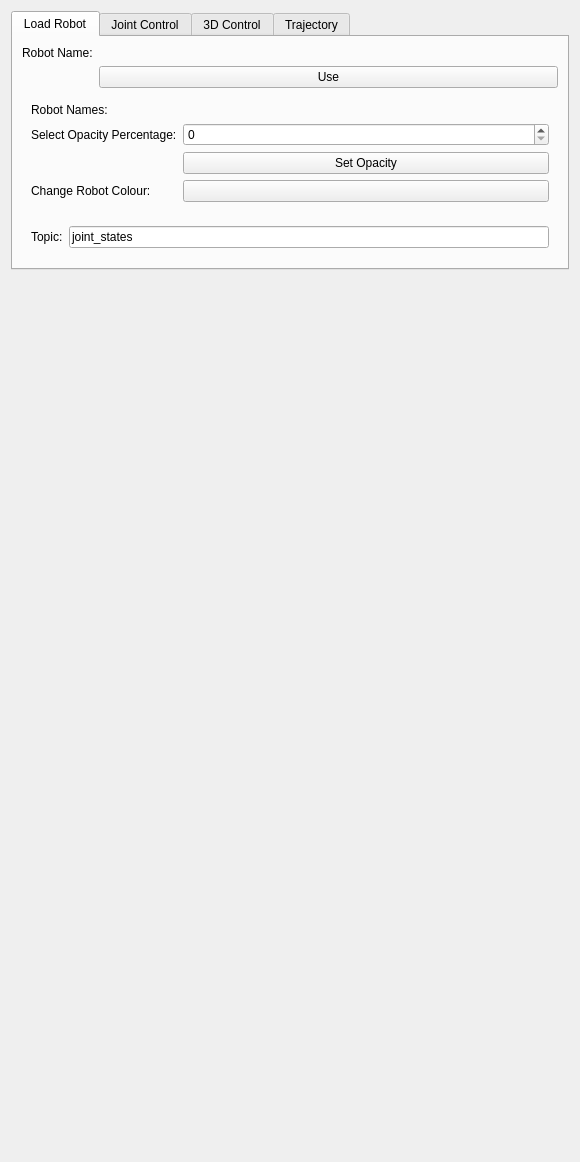
Above: ROS2MotionControl/Resources/UI/ROS2MotionControl.ui from rosmed/slicer_ros2_module before the change. Below: the same form after it.
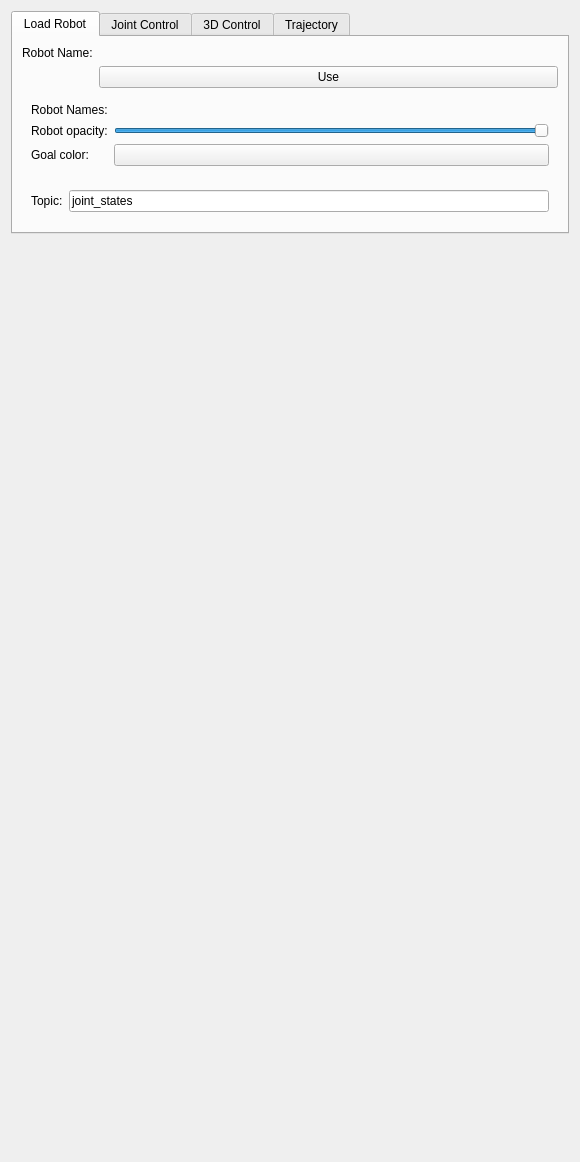
That is the form after the change. Custom widgets are drawn as their Qt base class.

Commit message: Motion control: fixed color and opacity in Load robot tab

What changed in the file:
```diff
--- a/ROS2MotionControl/Resources/UI/ROS2MotionControl.ui
+++ b/ROS2MotionControl/Resources/UI/ROS2MotionControl.ui
@@ -96,37 +96,36 @@
           <item row="3" column="0">
            <widget class="QLabel" name="label_2">
             <property name="text">
-             <string>Select Opacity Percentage:</string>
+                   <string>Robot opacity:</string>
             </property>
            </widget>
           </item>
           <item row="3" column="1">
-           <widget class="QSpinBox" name="spinBox">
+                <widget class="QSlider" name="opacitySlider">
             <property name="sizePolicy">
              <sizepolicy hsizetype="Minimum" vsizetype="Fixed">
               <horstretch>0</horstretch>
               <verstretch>0</verstretch>
              </sizepolicy>
             </property>
-            <property name="baseSize">
-             <size>
-              <width>0</width>
-              <height>0</height>
-             </size>
+                  <property name="minimum">
+                   <number>10</number>
             </property>
-           </widget>
-          </item>
-          <item row="4" column="1">
-           <widget class="QPushButton" name="opacityPushButton">
-            <property name="text">
-             <string>Set Opacity</string>
+                  <property name="maximum">
+                   <number>100</number>
+                  </property>
+                  <property name="value">
+                   <number>100</number>
+                  </property>
+                  <property name="orientation">
+                   <enum>Qt::Horizontal</enum>
             </property>
            </widget>
           </item>
           <item row="5" column="0">
            <widget class="QLabel" name="label_3">
             <property name="text">
-             <string>Change Robot Colour:</string>
+                 <string>Goal color:</string>
             </property>
            </widget>
           </item>
```
The commit also changes 1 other file.
